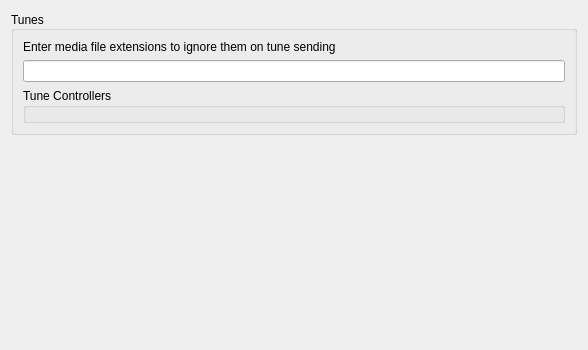
Qt form src/options/opt_statuspep.ui (psi-im/psi) before a commit.
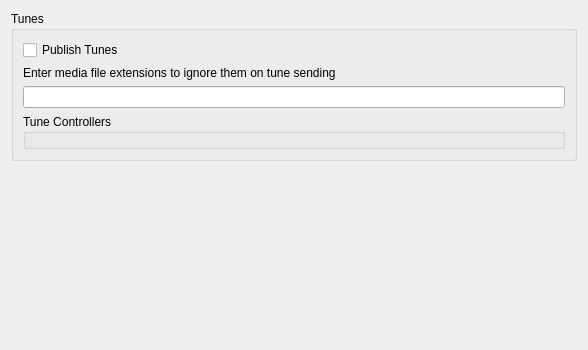
The same form after that commit.

Commit message: PEP options updated. Added possibility to enable/disable tunes from options

Diff of the .ui file:
```diff
--- a/src/options/opt_statuspep.ui
+++ b/src/options/opt_statuspep.ui
@@ -28,16 +28,26 @@
      <property name="title">
       <string>Tunes</string>
      </property>
-     <property name="alignment">
-      <set>Qt::AlignLeading|Qt::AlignLeft|Qt::AlignVCenter</set>
-     </property>
      <property name="flat">
       <bool>false</bool>
      </property>
+     <property name="checkable">
+      <bool>false</bool>
+     </property>
      <layout class="QVBoxLayout" name="verticalLayout_4">
       <property name="spacing">
        <number>6</number>
       </property>
+      <item>
+       <widget class="QCheckBox" name="cb_publishTunes">
+        <property name="toolTip">
+         <string>Publish information about the music being played</string>
+        </property>
+        <property name="text">
+         <string>Publish Tunes</string>
+        </property>
+       </widget>
+      </item>
       <item>
        <widget class="QLabel" name="label">
         <property name="text">
```
Left out of the diff: 11 changed lines with no effect on the pictures. The commit also changes 2 other files.
